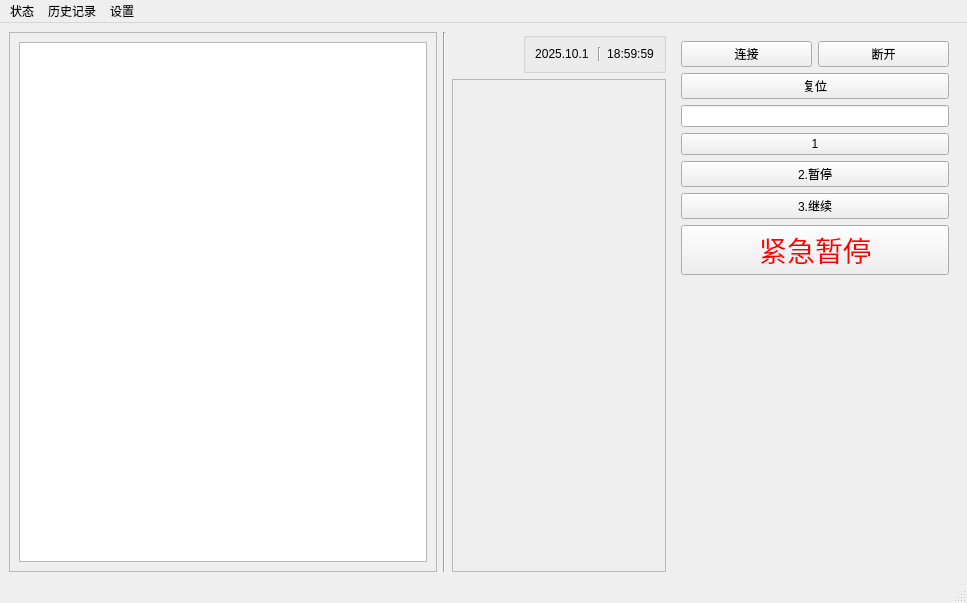
Qt form mainwindow.ui (LightningFlashEvE/high-throughput-perovskite-medication-system) before a commit.
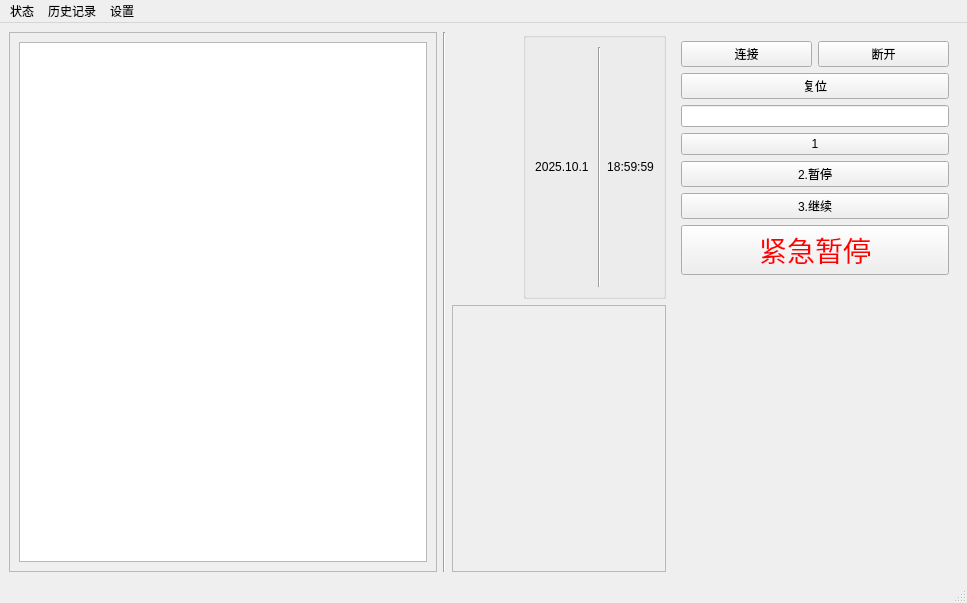
The same form after that commit. Icons and pictures are not drawn.

```diff
--- a/mainwindow.ui
+++ b/mainwindow.ui
@@ -49,7 +49,7 @@
          </widget>
         </item>
         <item>
-         <layout class="QVBoxLayout" name="verticalLayout" stretch="0,1">
+         <layout class="QVBoxLayout" name="verticalLayout" stretch="0,0">
           <item>
            <layout class="QHBoxLayout" name="horizontalLayout_3" stretch="2,0,0,0">
             <item>
```
